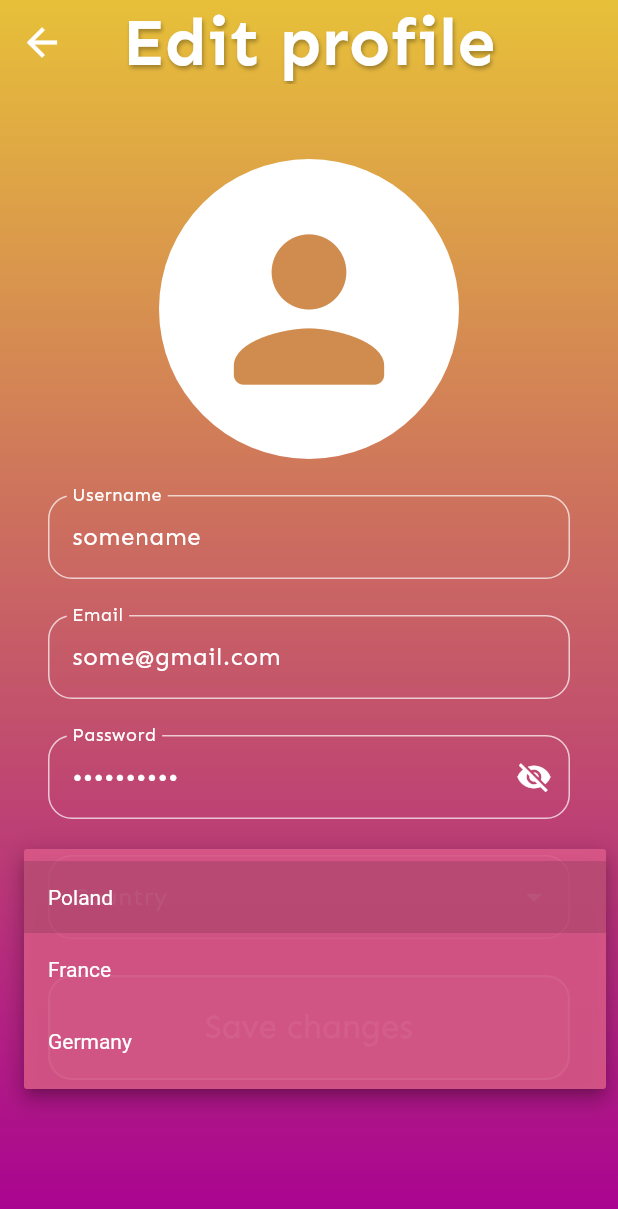
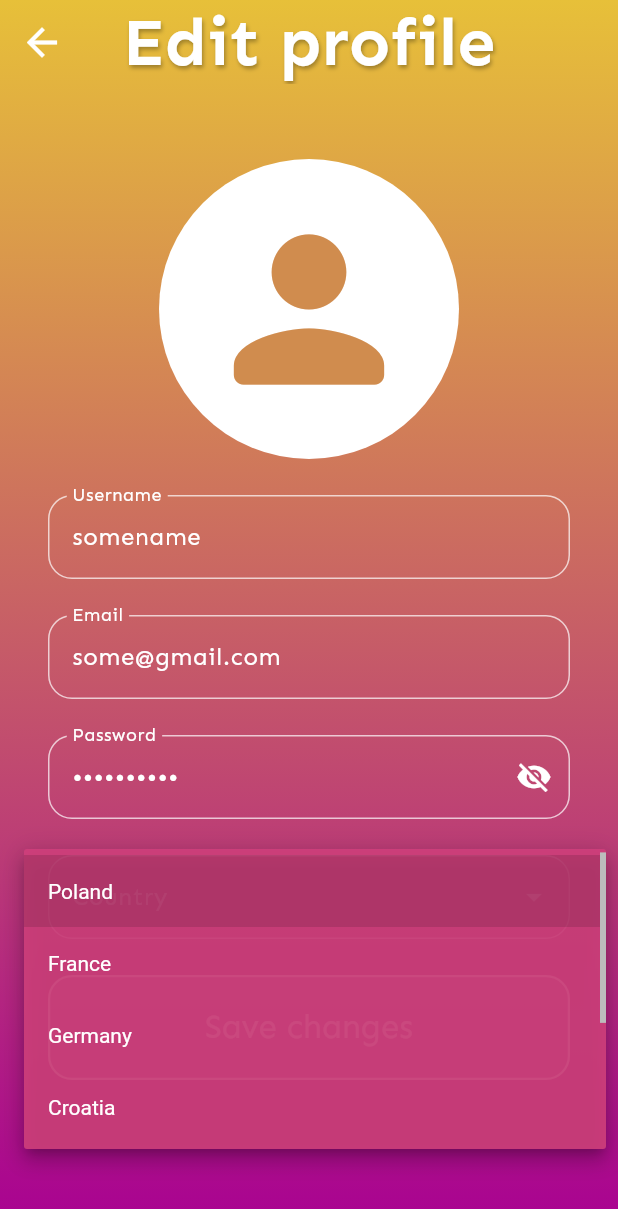
Before and after one commit to izabelakalenik/ZPI-project, a Flutter app: the EditProfileScreen screen opened directly, after a tap on "Country", on a phone screen of 412 x 824 dp. Shown: the top 1209 px of the screen. Run offline on Flutter 3.47's test engine with Material 3 defaults, Android fonts, the phone set to English and light mode, and no system bars; our stand-ins replace equatable, flutter_bloc, flutter_card_swiper, image_picker, social_login_buttons; generated files the repository leaves out were written again.

Commit message:
Added max size to dropdown button

```diff
--- a/lib/screens/setting_screens/edit_profile_screen.dart
+++ b/lib/screens/setting_screens/edit_profile_screen.dart
@@ -22,7 +22,8 @@ class _EditProfileState extends State<EditProfileScreen> {
 
   late String _selectedCountry;
   bool _obscurePassword = true;
-  final List<String> _countries = ['Poland', 'France', 'Germany'];
+  // this should be read from API
+  final List<String> _countries = ['Poland', 'France', 'Germany', 'Croatia', 'Spain', 'Italy', 'Ukriane'];
 
   @override
   void initState() {
@@ -109,7 +110,8 @@ class _EditProfileState extends State<EditProfileScreen> {
           DropdownButtonFormField<String>(
             style: TextStyle(color: Colors.white),
             iconEnabledColor: Colors.white,
-            dropdownColor: Color(0xFFDA5888).withOpacity(0.9),
+            dropdownColor: Color(0xFFCF3F7B).withOpacity(0.9),
+            menuMaxHeight: 200,
             value: user.country,
             onChanged: (String? value) {
               setState(() {
```
